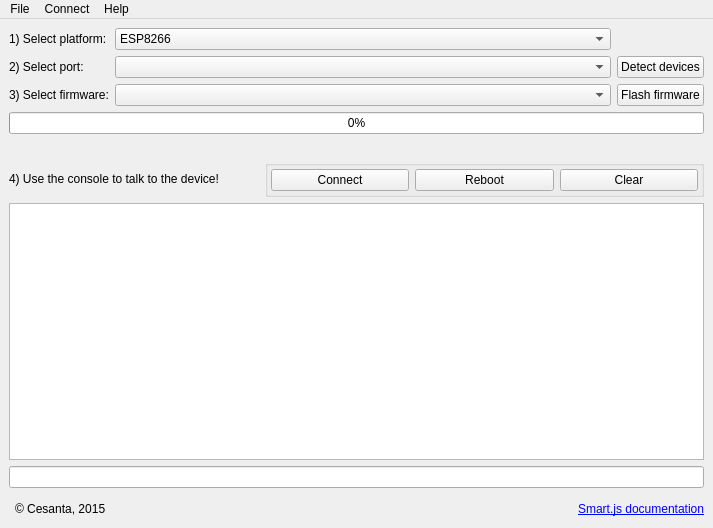
Old version of the form flashnchips/main.ui in the repository cesanta/mongoose-os.
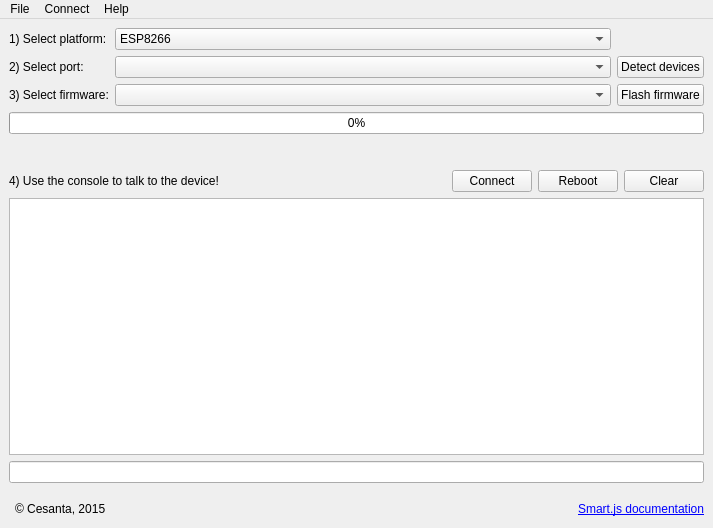
New version of the form. Icons and pictures are not drawn.

Commit message:
Drop the group box and increase some margins
    PUBLISHED_FROM=29f8eac932c10495f7a9c7ad9face96b03928a6f

Patch:
```diff
--- a/flashnchips/main.ui
+++ b/flashnchips/main.ui
@@ -98,7 +98,10 @@
      </widget>
     </item>
     <item>
-     <layout class="QHBoxLayout" name="terminalControlsLayout" stretch="0,0,3">
+     <layout class="QHBoxLayout" name="terminalControlsLayout" stretch="0,0,0,0,0">
+      <property name="topMargin">
+       <number>10</number>
+      </property>
       <item>
        <widget class="QLabel" name="talkToDeviceLabel">
         <property name="text">
@@ -120,27 +123,6 @@
        </spacer>
       </item>
       <item>
-       <widget class="QGroupBox" name="terminalControlsGroup">
-        <property name="title">
-         <string/>
-        </property>
-        <property name="flat">
-         <bool>false</bool>
-        </property>
-        <layout class="QHBoxLayout" name="horizontalLayout_4">
-         <property name="leftMargin">
-          <number>3</number>
-         </property>
-         <property name="topMargin">
-          <number>3</number>
-         </property>
-         <property name="rightMargin">
-          <number>3</number>
-         </property>
-         <property name="bottomMargin">
-          <number>3</number>
-         </property>
-         <item>
           <widget class="QPushButton" name="connectBtn">
            <property name="text">
             <string>Connect</string>
@@ -162,9 +144,6 @@
           </widget>
          </item>
         </layout>
-       </widget>
-      </item>
-     </layout>
     </item>
     <item>
      <widget class="QPlainTextEdit" name="terminal">
@@ -189,7 +168,7 @@
     <item>
      <layout class="QHBoxLayout" name="horizontalLayout">
       <property name="topMargin">
-       <number>5</number>
+       <number>10</number>
       </property>
       <item>
        <widget class="QLabel" name="logo">
```
Lines whose indentation alone changed are shown as unchanged.
